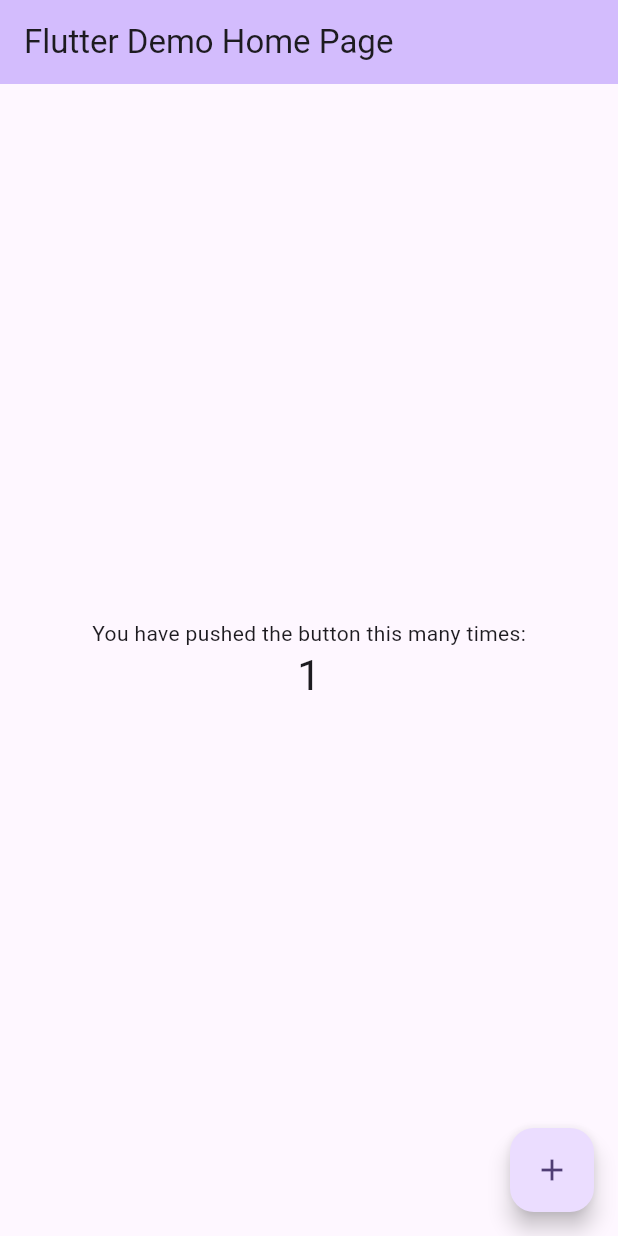
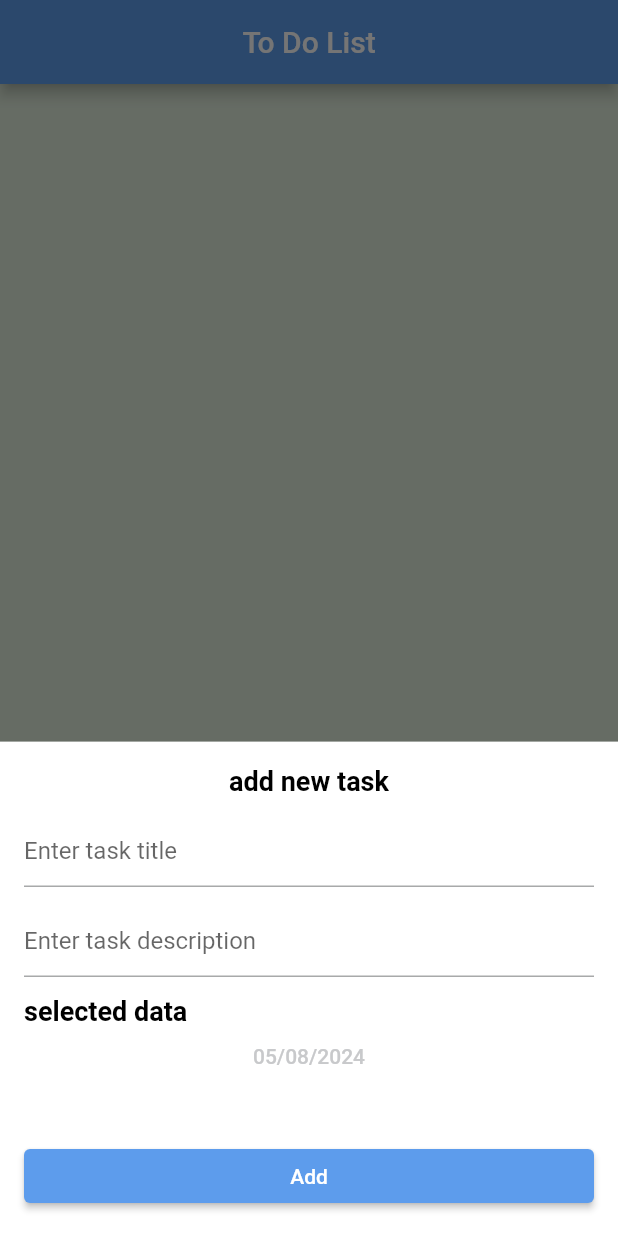
Before and after one commit to mayaryasser2005/project_todo, a Flutter app: the screen it shows after launch, after a tap on the "add" icon, on a phone screen of 412 x 824 dp. Run offline on Flutter 3.47's test engine with Material 3 defaults, Android fonts, the phone set to English and light mode, and no system bars.

Commit message:
Finished add bottom sheet ui.

```diff
--- a/lib/main.dart
+++ b/lib/main.dart
@@ -1,4 +1,6 @@
 import 'package:flutter/material.dart';
+import 'package:project_todo/ui/screens/home/home.dart';
+import 'package:project_todo/ui/utils/app_theme.dart';
 
 void main() {
   runApp(const MyApp());
@@ -11,115 +13,12 @@ class MyApp extends StatelessWidget {
   @override
   Widget build(BuildContext context) {
     return MaterialApp(
-      title: 'Flutter Demo',
-      theme: ThemeData(
-        // This is the theme of your application.
-        //
-        // TRY THIS: Try running your application with "flutter run". You'll see
-        // the application has a purple toolbar. Then, without quitting the app,
-        // try changing the seedColor in the colorScheme below to Colors.green
-        // and then invoke "hot reload" (save your changes or press the "hot
-        // reload" button in a Flutter-supported IDE, or press "r" if you used
-        // the command line to start the app).
-        //
-        // Notice that the counter didn't reset back to zero; the application
-        // state is not lost during the reload. To reset the state, use hot
-        // restart instead.
-        //
-        // This works for code too, not just values: Most code changes can be
-        // tested with just a hot reload.
-        colorScheme: ColorScheme.fromSeed(seedColor: Colors.deepPurple),
-        useMaterial3: true,
-      ),
-      home: const MyHomePage(title: 'Flutter Demo Home Page'),
+      theme: AppTheme.light,
+      darkTheme: AppTheme.Dark,
+      routes: {
+        HomeScreen.routeNamed: (_) => HomeScreen(),
+      },
+      initialRoute: HomeScreen.routeNamed,
     );
   }
 }
-
-class MyHomePage extends StatefulWidget {
-  const MyHomePage({super.key, required this.title});
-
-  // This widget is the home page of your application. It is stateful, meaning
-  // that it has a State object (defined below) that contains fields that affect
-  // how it looks.
-
-  // This class is the configuration for the state. It holds the values (in this
-  // case the title) provided by the parent (in this case the App widget) and
-  // used by the build method of the State. Fields in a Widget subclass are
-  // always marked "final".
-
-  final String title;
-
-  @override
-  State<MyHomePage> createState() => _MyHomePageState();
-}
-
-class _MyHomePageState extends State<MyHomePage> {
-  int _counter = 0;
-
-  void _incrementCounter() {
-    setState(() {
-      // This call to setState tells the Flutter framework that something has
-      // changed in this State, which causes it to rerun the build method below
-      // so that the display can reflect the updated values. If we changed
-      // _counter without calling setState(), then the build method would not be
-      // called again, and so nothing would appear to happen.
-      _counter++;
-    });
-  }
-
-  @override
-  Widget build(BuildContext context) {
-    // This method is rerun every time setState is called, for instance as done
-    // by the _incrementCounter method above.
-    //
-    // The Flutter framework has been optimized to make rerunning build methods
-    // fast, so that you can just rebuild anything that needs updating rather
-    // than having to individually change instances of widgets.
-    return Scaffold(
-      appBar: AppBar(
-        // TRY THIS: Try changing the color here to a specific color (to
-        // Colors.amber, perhaps?) and trigger a hot reload to see the AppBar
-        // change color while the other colors stay the same.
-        backgroundColor: Theme.of(context).colorScheme.inversePrimary,
-        // Here we take the value from the MyHomePage object that was created by
-        // the App.build method, and use it to set our appbar title.
-        title: Text(widget.title),
-      ),
-      body: Center(
-        // Center is a layout widget. It takes a single child and positions it
-        // in the middle of the parent.
-        child: Column(
-          // Column is also a layout widget. It takes a list of children and
-          // arranges them vertically. By default, it sizes itself to fit its
-          // children horizontally, and tries to be as tall as its parent.
-          //
-          // Column has various properties to control how it sizes itself and
-          // how it positions its children. Here we use mainAxisAlignment to
-          // center the children vertically; the main axis here is the vertical
-          // axis because Columns are vertical (the cross axis would be
-          // horizontal).
-          //
-          // TRY THIS: Invoke "debug painting" (choose the "Toggle Debug Paint"
-          // action in the IDE, or press "p" in the console), to see the
-          // wireframe for each widget.
-          mainAxisAlignment: MainAxisAlignment.center,
-          children: <Widget>[
-            const Text(
-              'You have pushed the button this many times:',
-            ),
-            Text(
-              '$_counter',
-              style: Theme.of(context).textTheme.headlineMedium,
-            ),
-          ],
-        ),
-      ),
-      floatingActionButton: FloatingActionButton(
-        onPressed: _incrementCounter,
-        tooltip: 'Increment',
-        child: const Icon(Icons.add),
-      ), // This trailing comma makes auto-formatting nicer for build methods.
-    );
-  }
-}
--- /dev/null
+++ b/lib/ui/screens/add_bottomsheet/add_bottomsheet.dart
@@ -0,0 +1,85 @@
+import 'package:flutter/material.dart';
+import 'package:project_todo/ui/utils/assets_Style.dart';
+import 'package:project_todo/ui/utils/date_time_extension.dart';
+
+class AddBottomsheet extends StatefulWidget {
+  AddBottomsheet({super.key});
+
+  @override
+  State<AddBottomsheet> createState() => _AddBottomsheetState();
+
+  static void Show(BuildContext context) {
+    showModalBottomSheet(
+        context: context,
+        isScrollControlled: true,
+        builder: (_) => Padding(
+              padding: MediaQuery.of(context).viewInsets,
+              child: AddBottomsheet(),
+            ));
+  }
+}
+
+class _AddBottomsheetState extends State<AddBottomsheet> {
+  DateTime selectedDate = DateTime.now();
+
+  @override
+  Widget build(BuildContext context) {
+    return Container(
+      height: MediaQuery.of(context).size.height * 0.4,
+      padding: const EdgeInsets.all(16),
+      child: Column(
+        crossAxisAlignment: CrossAxisAlignment.stretch,
+        children: [
+          const Text(
+            "add new task",
+            textAlign: TextAlign.center,
+            style: AssetsStyle.bottomSheetTitle,
+          ),
+          const SizedBox(
+            height: 12,
+          ),
+          const TextField(
+            decoration: InputDecoration(hintText: "Enter task title"),
+          ),
+          const SizedBox(
+            height: 12,
+          ),
+          const TextField(
+            decoration: InputDecoration(hintText: "Enter task description"),
+          ),
+          const SizedBox(
+            height: 12,
+          ),
+          const Text(
+            "selected data",
+            style: AssetsStyle.bottomSheetTitle,
+          ),
+          const SizedBox(
+            height: 12,
+          ),
+          InkWell(
+              onTap: () {
+                showMyDatePidker();
+              },
+              child: Text(
+                selectedDate.toformattedDate,
+                style: AssetsStyle.normalGreyTextStyle,
+                textAlign: TextAlign.center,
+              )),
+          const Spacer(),
+          ElevatedButton(onPressed: () {}, child: const Text("Add"))
+        ],
+      ),
+    );
+  }
+
+  void showMyDatePidker() async {
+    selectedDate = await showDatePicker(
+            context: context,
+            initialDate: selectedDate,
+            firstDate: DateTime.now(),
+            lastDate: DateTime.now().add(const Duration(days: 365))) ??
+        selectedDate;
+    setState(() {});
+  }
+}
--- /dev/null
+++ b/lib/ui/screens/home/home.dart
@@ -0,0 +1,58 @@
+import 'package:flutter/material.dart';
+import 'package:project_todo/ui/screens/add_bottomsheet/add_bottomsheet.dart';
+import 'package:project_todo/ui/screens/tabs/list_tab.dart';
+import 'package:project_todo/ui/screens/tabs/settings_tab.dart';
+import 'package:project_todo/ui/utils/assets_color.dart';
+
+class HomeScreen extends StatefulWidget {
+  static const String routeNamed = "Home";
+
+  const HomeScreen({super.key});
+
+  @override
+  State<HomeScreen> createState() => _HomeScreenState();
+}
+
+class _HomeScreenState extends State<HomeScreen> {
+  int currentIndex = 0;
+  List<Widget> tabs = [const ListTab(), const SettingsTab()];
+
+  @override
+  Widget build(BuildContext context) {
+    return Scaffold(
+      appBar: AppBar(title: const Text("To Do List")),
+      floatingActionButton: buildFab(),
+      floatingActionButtonLocation: FloatingActionButtonLocation.centerDocked,
+      bottomNavigationBar: buildbottomNavigationBar(),
+    );
+  }
+
+  Widget buildbottomNavigationBar() => BottomAppBar(
+        shape: const CircularNotchedRectangle(),
+        notchMargin: 8,
+        clipBehavior: Clip.hardEdge,
+        child: BottomNavigationBar(
+            showUnselectedLabels: false,
+            showSelectedLabels: false,
+            currentIndex: currentIndex,
+            onTap: (tappedIndex) {
+              currentIndex = tappedIndex;
+              setState(() {});
+            },
+            items: const [
+              BottomNavigationBarItem(icon: Icon(Icons.list), label: "list"),
+              BottomNavigationBarItem(
+                  icon: Icon(Icons.settings), label: "settings"),
+            ]),
+      );
+
+  buildFab() => FloatingActionButton(
+        onPressed: () {
+          AddBottomsheet.Show(context);
+        },
+        backgroundColor: AppColors.primary,
+        shape: const StadiumBorder(
+            side: BorderSide(color: AppColors.White, width: 3)),
+        child: const Icon(Icons.add),
+      );
+}
--- /dev/null
+++ b/lib/ui/screens/tabs/list_tab.dart
@@ -0,0 +1,12 @@
+import 'package:flutter/material.dart';
+
+class ListTab extends StatelessWidget {
+  const ListTab({super.key});
+
+  @override
+  Widget build(BuildContext context) {
+    return const Placeholder(
+      color: Colors.white,
+    );
+  }
+}
--- /dev/null
+++ b/lib/ui/screens/tabs/settings_tab.dart
@@ -0,0 +1,10 @@
+import 'package:flutter/cupertino.dart';
+
+class SettingsTab extends StatelessWidget {
+  const SettingsTab({super.key});
+
+  @override
+  Widget build(BuildContext context) {
+    return const Placeholder();
+  }
+}
--- /dev/null
+++ b/lib/ui/utils/app_theme.dart
@@ -0,0 +1,44 @@
+import 'package:flutter/material.dart';
+import 'package:project_todo/ui/utils/assets_color.dart';
+
+abstract class AppTheme {
+  static ThemeData light = ThemeData(
+      useMaterial3: false,
+      scaffoldBackgroundColor: AppColors.bgColor,
+      canvasColor: AppColors.White,
+      colorScheme: ColorScheme.fromSeed(
+          seedColor: AppColors.primary,
+          primary: AppColors.primary,
+          secondary: AppColors.White,
+          onPrimary: AppColors.White),
+      appBarTheme: const AppBarTheme(
+          backgroundColor: AppColors.primary, centerTitle: true),
+      bottomNavigationBarTheme: const BottomNavigationBarThemeData(
+        backgroundColor: AppColors.White,
+        selectedItemColor: AppColors.primary,
+        unselectedItemColor: Colors.grey,
+        selectedIconTheme: IconThemeData(size: 33),
+        unselectedIconTheme: IconThemeData(size: 33, color: AppColors.grey),
+      ));
+
+  /// Dark mode
+
+  static ThemeData Dark = ThemeData(
+      useMaterial3: false,
+      scaffoldBackgroundColor: AppColors.bgDark,
+      canvasColor: AppColors.black,
+      colorScheme: ColorScheme.fromSeed(
+          seedColor: AppColors.primary,
+          primary: AppColors.primary,
+          secondary: AppColors.black,
+          onPrimary: AppColors.black),
+      appBarTheme: const AppBarTheme(
+        backgroundColor: AppColors.primary,
+        centerTitle: true,
+        elevation: 0,
+      ),
+      bottomNavigationBarTheme: const BottomNavigationBarThemeData(
+          backgroundColor: AppColors.black,
+          selectedItemColor: AppColors.primary,
+          unselectedItemColor: Colors.white));
+}
--- /dev/null
+++ b/lib/ui/utils/assets_Style.dart
@@ -0,0 +1,23 @@
+import 'package:flutter/material.dart';
+import 'package:project_todo/ui/utils/assets_color.dart';
+
+abstract class AssetsStyle {
+  static const TextStyle appBarStyle = TextStyle(
+      fontSize: 30, fontWeight: FontWeight.bold, color: AppColors.White);
+
+  static const TextStyle titlesTextStyle = TextStyle(
+      fontSize: 27, fontWeight: FontWeight.bold, color: AppColors.primary);
+
+  static const TextStyle bottomSheetTitle = TextStyle(
+      fontSize: 18, fontWeight: FontWeight.w700, color: AppColors.black);
+
+  static const TextStyle bodyTextStyle = TextStyle(
+      fontSize: 12, fontWeight: FontWeight.w600, color: AppColors.black);
+
+  static const TextStyle normalGreyTextStyle = TextStyle(
+      fontSize: 14, fontWeight: FontWeight.w500, color: AppColors.grey);
+
+  ///Dark Style
+  static const TextStyle appBarDarkStyle = TextStyle(
+      fontSize: 30, fontWeight: FontWeight.bold, color: AppColors.black);
+}
--- /dev/null
+++ b/lib/ui/utils/assets_color.dart
@@ -0,0 +1,12 @@
+import 'package:flutter/material.dart';
+
+abstract class AppColors {
+  static const Color primary = Color(0xff5D9CEC);
+  static const Color White = Colors.white;
+  static const Color grey = Color(0xFFC8C9CB);
+  static const Color bgColor = Color(0xFFDFECDB);
+
+  ///Dark mode colors
+  static const Color black = Colors.black;
+  static const Color bgDark = Color(0xFF1E1E1E);
+}
--- /dev/null
+++ b/lib/ui/utils/date_time_extension.dart
@@ -0,0 +1,8 @@
+import 'package:intl/intl.dart';
+
+extension TimeExtension on DateTime {
+  String get toformattedDate {
+    DateFormat formatter = DateFormat("dd/MM/yyyy");
+    return formatter.format(this);
+  }
+}
--- a/pubspec.yaml
+++ b/pubspec.yaml
@@ -35,6 +35,7 @@ dependencies:
   # The following adds the Cupertino Icons font to your application.
   # Use with the CupertinoIcons class for iOS style icons.
   cupertino_icons: ^1.0.6
+  intl: ^0.19.0
 
 dev_dependencies:
   flutter_test:
```
Also changed, not shown: pubspec.lock.
